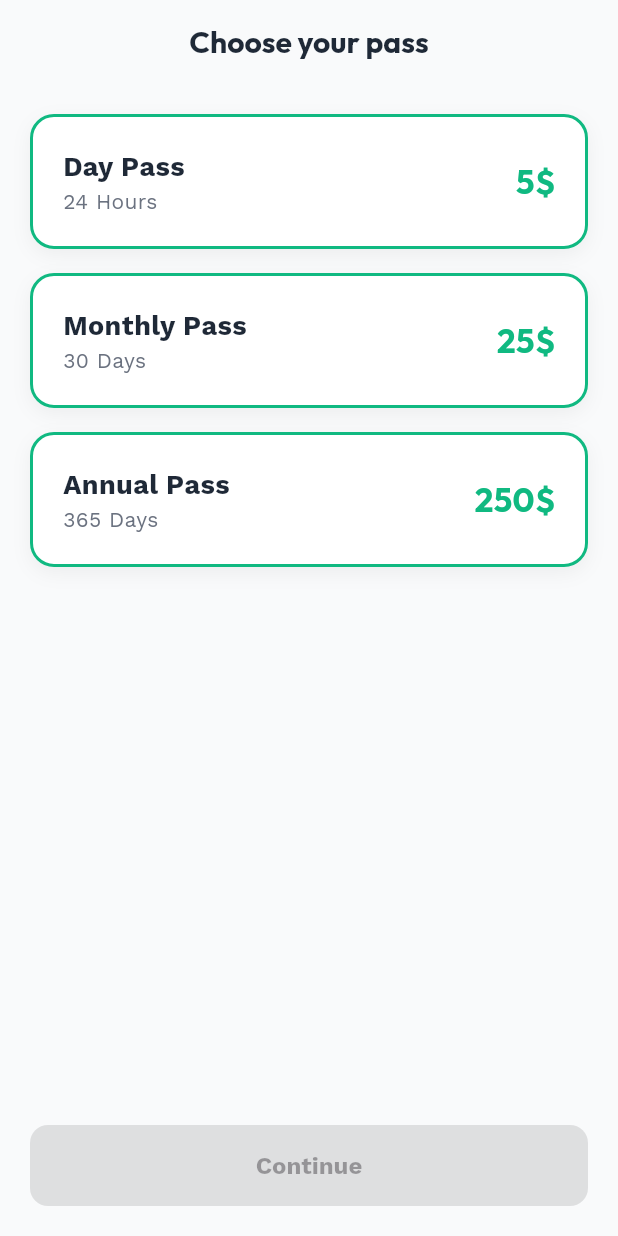
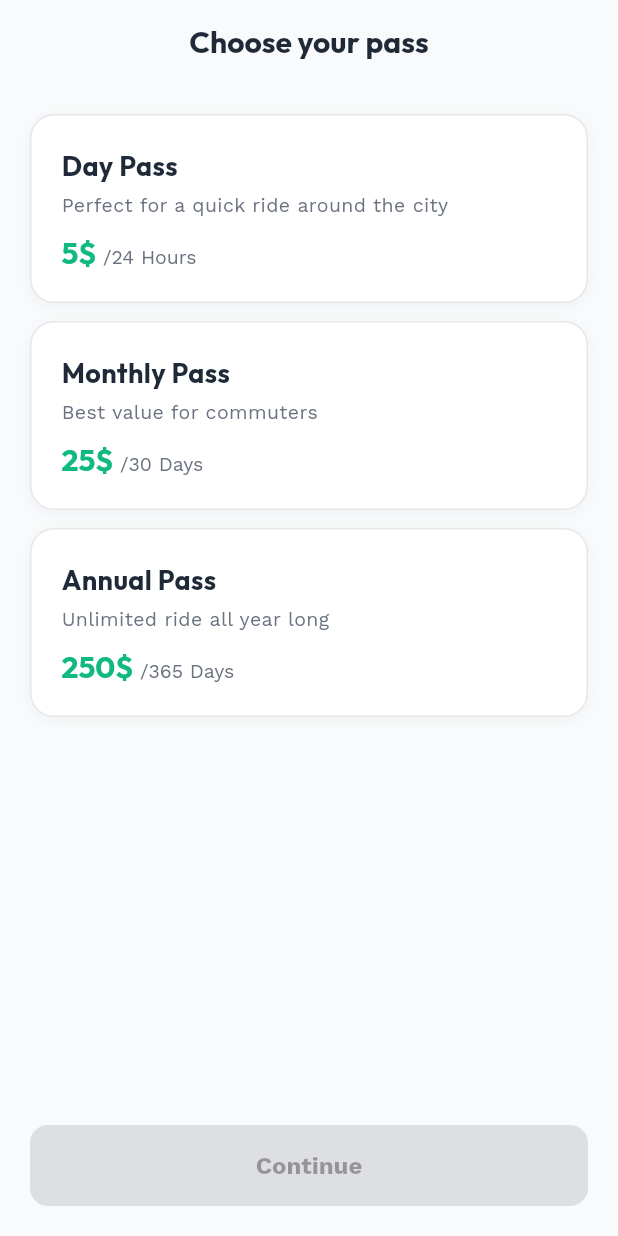
Before and after one commit to sonnevaly/CityBike, a Flutter app: the screen it shows after launch, on a phone screen of 412 x 824 dp. Run offline on Flutter 3.47's test engine with Material 3 defaults, Android fonts, the phone set to English and light mode, and no system bars; our stand-ins replace flutter_svg, google_maps_flutter; accounts and stored records are empty.

Commit message:
implement pass card widget

```diff
--- a/lib/ui/screens/pass_selection/widgets/pass_card.dart
+++ b/lib/ui/screens/pass_selection/widgets/pass_card.dart
@@ -1,6 +1,7 @@
 import 'package:citybike/model/pass/pass.dart';
 import 'package:citybike/ui/theme/app_theme.dart';
 import 'package:flutter/material.dart';
+import 'package:flutter_svg/flutter_svg.dart';
 
 class PassCard extends StatelessWidget {
   final Pass pass;
@@ -19,54 +20,132 @@ class PassCard extends StatelessWidget {
     return GestureDetector(
       onTap: onTap,
       child: Container(
-        margin: const EdgeInsets.only(bottom: 16),
+        margin: const EdgeInsets.only(bottom: 12),
         padding: const EdgeInsets.all(20),
         decoration: BoxDecoration(
-          // Logic: Selected = Green Background, Unselected = White
-          color: isSelected ? AppColors.primary : AppColors.white,
+          color: isSelected
+              ? AppColors.primary.withOpacity(0.06)
+              : AppColors.white,
           borderRadius: BorderRadius.circular(16),
-          border: Border.all(color: AppColors.primary, width: 2),
+          border: Border.all(
+            color: isSelected ? AppColors.primary : AppColors.lightGray,
+            width: isSelected ? 2 : 1,
+          ),
           boxShadow: [
             BoxShadow(
-              color: Colors.black.withOpacity(0.05),
-              blurRadius: 10,
-              offset: const Offset(0, 4),
+              color: Colors.black.withOpacity(0.04),
+              blurRadius: 8,
+              offset: const Offset(0, 2),
             ),
           ],
         ),
         child: Row(
-          mainAxisAlignment: MainAxisAlignment.spaceBetween,
           children: [
-            Column(
+            // Left content
+            Expanded(
+              child: Column(
                 crossAxisAlignment: CrossAxisAlignment.start,
                 children: [
                   Text(
                     pass.title,
-                  style: AppTextStyles.emphasizedBody.copyWith(
-                    color: isSelected ? Colors.white : AppColors.dark,
+                    style: TextStyle(
                       fontSize: 18,
+                      fontWeight: FontWeight.bold,
+                      fontFamily: 'Outfit',
+                      color: AppColors.dark,
                     ),
                   ),
+                  const SizedBox(height: 4),
                   Text(
-                  pass.duration,
-                  style: AppTextStyles.body.copyWith(
-                    color: isSelected
-                        ? Colors.white.withOpacity(0.8)
-                        : AppColors.gray,
+                    _description,
+                    style: TextStyle(
+                      fontSize: 13,
+                      fontFamily: 'Work Sans',
+                      color: AppColors.gray,
+                    ),
+                  ),
+                  const SizedBox(height: 10),
+                  RichText(
+                    text: TextSpan(
+                      children: [
+                        TextSpan(
+                          text: '${pass.price.toInt()}\$',
+                          style: TextStyle(
+                            fontSize: 20,
+                            fontWeight: FontWeight.bold,
+                            fontFamily: 'Outfit',
+                            color: AppColors.primary,
+                          ),
+                        ),
+                        TextSpan(
+                          text: ' /${pass.duration}',
+                          style: TextStyle(
+                            fontSize: 13,
+                            fontFamily: 'Work Sans',
+                            color: AppColors.gray,
                           ),
                         ),
                       ],
                     ),
-            Text(
-              "${pass.price.toInt()}\$",
-              style: AppTextStyles.heading.copyWith(
-                color: isSelected ? Colors.white : AppColors.primary,
-                fontSize: 22,
                   ),
+                ],
+              ),
+            ),
+
+            // Right — Active badge or checkmark
+            if (isSelected)
+              Column(
+                children: [
+                  Container(
+                    padding: const EdgeInsets.symmetric(
+                        horizontal: 10, vertical: 4),
+                    decoration: BoxDecoration(
+                      color: AppColors.primary,
+                      borderRadius: BorderRadius.circular(20),
+                    ),
+                    child: const Text(
+                      'Active',
+                      style: TextStyle(
+                        color: Colors.white,
+                        fontSize: 11,
+                        fontWeight: FontWeight.w600,
+                        fontFamily: 'Outfit',
+                      ),
+                    ),
+                  ),
+                  const SizedBox(height: 8),
+                  Container(
+                    width: 28,
+                    height: 28,
+                    decoration: BoxDecoration(
+                      color: AppColors.primary,
+                      shape: BoxShape.circle,
+                    ),
+                    child: Padding(
+                      padding: const EdgeInsets.all(6),
+                      child: SvgPicture.asset(
+                        'assets/icons/mdi_tick.svg',
+                        colorFilter: const ColorFilter.mode(
+                            Colors.white, BlendMode.srcIn),
+                      ),
+                    ),
+                  ),
+                ],
               ),
           ],
         ),
       ),
     );
   }
+
+  String get _description {
+    switch (pass.type) {
+      case PassType.day:
+        return 'Perfect for a quick ride around the city';
+      case PassType.monthly:
+        return 'Best value for commuters';
+      case PassType.annual:
+        return 'Unlimited ride all year long';
     }
+  }
+}
```
Lines whose indentation alone changed are shown as unchanged.
